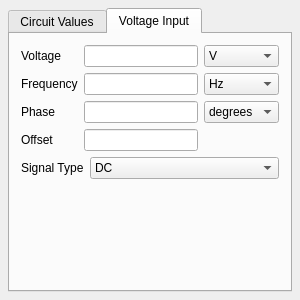
Before: the Qt Designer form graphical-rlc/CircuitOptions.ui in blaksmith205/graphical-rlc, drawn with Qt 5.
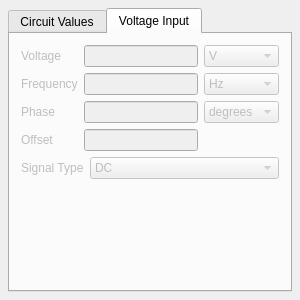
After: the same form once the commit is applied. The open tabs and pages were chosen to show the change.

Commit message: Disables AC calculations

```diff
--- a/graphical-rlc/CircuitOptions.ui
+++ b/graphical-rlc/CircuitOptions.ui
@@ -334,6 +334,9 @@
       </layout>
      </widget>
      <widget class="QWidget" name="tab_2">
+      <property name="enabled">
+       <bool>false</bool>
+      </property>
       <attribute name="title">
        <string>Voltage Input</string>
       </attribute>
```
